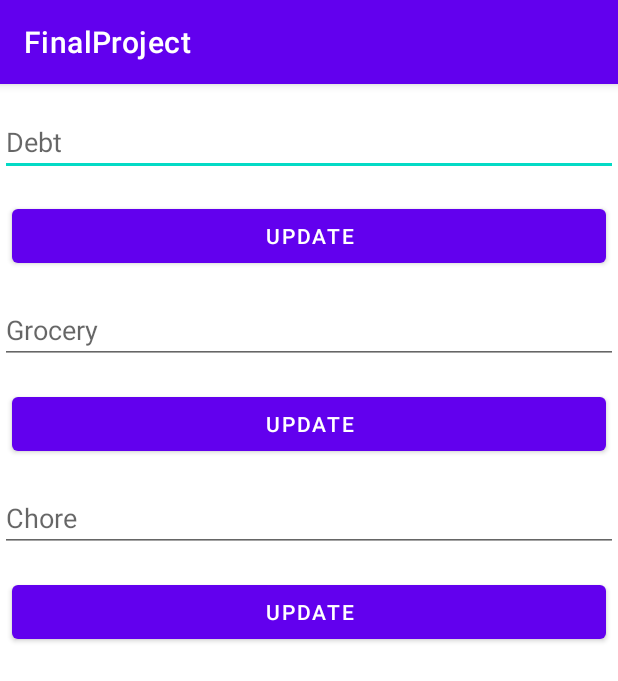
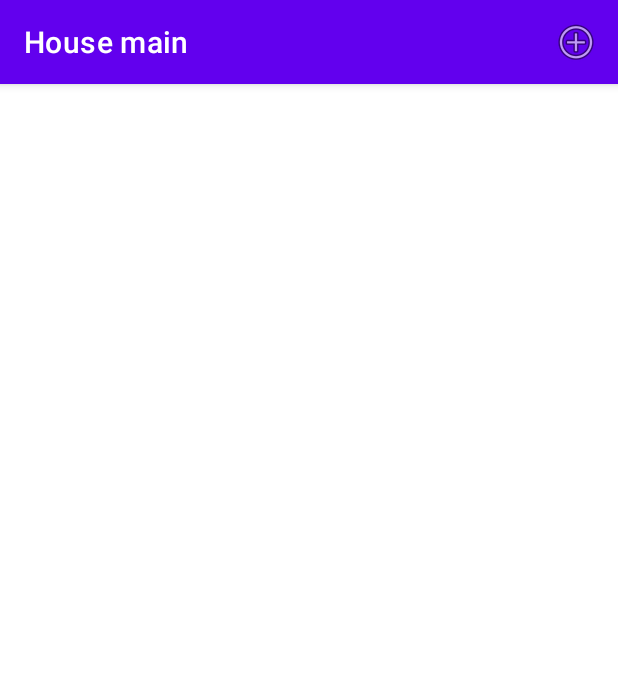
Before and after one commit to DrewBogdan/HouseApp, an Android app: the screen it shows after launch (MainActivity), on a phone screen of 412 x 824 dp. Shown: the top 681 px of the screen. Run offline under Robolectric (Android 15) with nearby library versions, the phone set to English and light mode, and no system bars; our stand-ins replace Firebase (no records; nobody signed in at launch, a user with empty details on screens opened directly).

```diff
--- a/app/build.gradle
+++ b/app/build.gradle
@@ -25,6 +25,9 @@ android {
         sourceCompatibility JavaVersion.VERSION_1_8
         targetCompatibility JavaVersion.VERSION_1_8
     }
+    buildFeatures {
+        viewBinding true
+    }
 }
 
 dependencies {
@@ -40,6 +43,8 @@ dependencies {
     implementation 'com.google.firebase:firebase-functions:19.0.2'
     implementation platform('com.google.firebase:firebase-bom:26.3.0')
     implementation 'com.google.firebase:firebase-database-ktx'
+    implementation 'androidx.navigation:navigation-fragment:2.3.5'
+    implementation 'androidx.navigation:navigation-ui:2.3.5'
     testImplementation 'junit:junit:4.+'
     androidTestImplementation 'androidx.test.ext:junit:1.1.3'
     androidTestImplementation 'androidx.test.espresso:espresso-core:3.4.0'
--- a/app/src/main/AndroidManifest.xml
+++ b/app/src/main/AndroidManifest.xml
@@ -10,6 +10,9 @@
         android:supportsRtl="true"
         android:theme="@style/Theme.FinalProject">
         <activity
+            android:name=".HouseActivity"
+            android:exported="true" />
+        <activity
             android:name=".MainActivity"
             android:exported="true">
             <intent-filter>
--- a/app/src/main/java/com/bogdan/drew/finalproject/MainActivity.java
+++ b/app/src/main/java/com/bogdan/drew/finalproject/MainActivity.java
@@ -1,12 +1,28 @@
 package com.bogdan.drew.finalproject;
 
+import androidx.activity.result.ActivityResult;
+import androidx.activity.result.ActivityResultCallback;
+import androidx.activity.result.ActivityResultLauncher;
+import androidx.activity.result.contract.ActivityResultContracts;
 import androidx.annotation.NonNull;
 import androidx.annotation.Nullable;
 import androidx.appcompat.app.AppCompatActivity;
+import androidx.recyclerview.widget.LinearLayoutManager;
+import androidx.recyclerview.widget.RecyclerView;
 
+import android.app.Activity;
+import android.app.AlertDialog;
+import android.content.DialogInterface;
+import android.content.Intent;
 import android.os.Bundle;
 import android.util.Log;
+import android.view.ActionMode;
+import android.view.LayoutInflater;
+import android.view.Menu;
+import android.view.MenuInflater;
+import android.view.MenuItem;
 import android.view.View;
+import android.view.ViewGroup;
 import android.widget.Button;
 import android.widget.EditText;
 import android.widget.TextView;
@@ -18,92 +34,131 @@ import com.google.firebase.database.DatabaseError;
 import com.google.firebase.database.DatabaseReference;
 import com.google.firebase.database.FirebaseDatabase;
 
+import java.util.ArrayList;
+import java.util.List;
+
 public class MainActivity extends AppCompatActivity {
-
-    private FirebaseDatabase FirebaseDatabase;
-    private DatabaseReference GroceryListDatabaseReference;
-    private DatabaseReference DebtListDatabaseReference;
-    private DatabaseReference ChoresListDatabaseReference;
-    private DatabaseReference DebtNameListDatabaseReference;
-    private DatabaseReference HouseListDatabaseReference;
-    public final String TAG = "demoTAG";
-
+    CustomAdapter adapter = new CustomAdapter();
+    ActivityResultLauncher<Intent> launcher;
+    ArrayList<Integer> codeList;
+    List<House> houseList = new ArrayList<>();
     @Override
     protected void onCreate(Bundle savedInstanceState) {
         super.onCreate(savedInstanceState);
         setContentView(R.layout.activity_main);
+        setTitle("House main");
+        if(savedInstanceState != null)
+            codeList = savedInstanceState.getIntegerArrayList("codeList");
+        else
+            codeList = new ArrayList<>();
+        // TODO: assign codes to create house objects and insert them
+        RecyclerView recyclerView = findViewById(R.id.houseRecyclerView);
+        RecyclerView.LayoutManager layoutManager = new LinearLayoutManager(this);
+        recyclerView.setLayoutManager(layoutManager);
+        recyclerView.setAdapter(adapter);
 
-        FirebaseDatabase = FirebaseDatabase.getInstance();
-        HouseListDatabaseReference = FirebaseDatabase.getReference().child("House");
-        GroceryListDatabaseReference = HouseListDatabaseReference.child("GroceryList");
-        DebtListDatabaseReference = HouseListDatabaseReference.child("DebtList");
-        ChoresListDatabaseReference = HouseListDatabaseReference.child("ChoresList");
-        DebtNameListDatabaseReference = DebtListDatabaseReference.child("DebtName");
+        launcher = registerForActivityResult(new ActivityResultContracts.StartActivityForResult(), new ActivityResultCallback<ActivityResult>() {
+            @Override
+            public void onActivityResult(ActivityResult result) {
+                if(result.getResultCode() == Activity.RESULT_OK) {
+                    Intent data = result.getData();
+                    assert data != null;
+                    int code = data.getIntExtra("code", -1);
+                    codeList.add(code);
 
-        HouseListDatabaseReference.child("ID").push().setValue("1");
+                }
+            }
+        });
+    }
 
-        GroceryList listTest = new GroceryList(HouseListDatabaseReference);
+    @Override
+    protected void onSaveInstanceState(@NonNull Bundle outState) {
+        super.onSaveInstanceState(outState);
+        outState.putIntegerArrayList("codeList", codeList);
+    }
 
-        Button button = findViewById(R.id.button);
-        EditText editText = findViewById(R.id.editText);
-        button.setOnClickListener(new View.OnClickListener() {
+    class CustomAdapter extends RecyclerView.Adapter<CustomAdapter.CustomViewHolder> {
+
+
+        class CustomViewHolder extends RecyclerView.ViewHolder implements View.OnClickListener, View.OnLongClickListener {
+
+            TextView title;
+            public CustomViewHolder(@NonNull View itemView) {
+                super(itemView);
+                title = findViewById(R.id.houseCardTitle);
+
+                itemView.setOnClickListener(this);
+                itemView.setOnLongClickListener(this);
+            }
+
             @Override
             public void onClick(View view) {
-//                String text = editText.getText().toString();
-//                DebtNameListDatabaseReference.push().setValue(text);
-                listTest.update(1, new Grocery(new User("Drew", HouseListDatabaseReference), "george", HouseListDatabaseReference.getRef()));
+                House house = houseList.get(getAdapterPosition());
+                // house.get id
+                // TODO: start intent to open house main activity using the code
             }
-        });
 
-        Button button2 = findViewById(R.id.button2);
-        EditText editText2 = findViewById(R.id.editText2);
-        button2.setOnClickListener(new View.OnClickListener() {
             @Override
-            public void onClick(View view) {
-                String text = editText2.getText().toString();
-                Grocery gry1 = new Grocery(new User("Drew", HouseListDatabaseReference), text, HouseListDatabaseReference.getRef());
-                listTest.insert(gry1);
+            public boolean onLongClick(View view) {
+                AlertDialog.Builder builder = new AlertDialog.Builder(MainActivity.this);
+                builder.setTitle("Delete house").setMessage("You are about to delete a house").setNegativeButton("Dismiss", null)
+                        .setPositiveButton("Delete", new DialogInterface.OnClickListener() {
+                            @Override
+                            public void onClick(DialogInterface dialogInterface, int i) {
+                                // TODO: delete house item "houseCode"
+                                //houseList.remove(getAdapterPosition());
+                                adapter.notifyDataSetChanged();
+                            }
+                        });
+                builder.show();
+                return true;
             }
-        });
 
-        Button button3 = findViewById(R.id.button3);
-        EditText editText3 = findViewById(R.id.editText3);
-        button3.setOnClickListener(new View.OnClickListener() {
-            @Override
-            public void onClick(View view) {
-//                String text = editText3.getText().toString();
-//                ChoresListDatabaseReference.push().setValue(text);
-                listTest.deleteAll();
+            public void updateView(House house) {
+                //TODO: update the house with main attributes
+                //TODO: include code
+//                title.setText();
+//                address.setText(place.getVicinity());
             }
-        });
 
-//        ChildEventListener childEventListener = new ChildEventListener() {
-//            @Override
-//            public void onChildAdded(@NonNull DataSnapshot dataSnapshot, @Nullable String s) {
-//                String message = "no input";
-//                message = dataSnapshot.getValue(String.class);
-//            }
-//
-//            @Override
-//            public void onChildChanged(@NonNull DataSnapshot dataSnapshot, @Nullable String s) {
-//            }
-//
-//            @Override
-//            public void onChildRemoved(@NonNull DataSnapshot dataSnapshot) {
-//
-//            }
-//
-//            @Override
-//            public void onChildMoved(@NonNull DataSnapshot dataSnapshot, @Nullable String s) {
-//
-//            }
-//
-//            @Override
-//            public void onCancelled(@NonNull DatabaseError databaseError) {
-//
-//            }
-//        };
-//        GroceryListDatabaseReference.addChildEventListener(childEventListener);
 
+        }
+
+        @NonNull
+        @Override
+        public CustomViewHolder onCreateViewHolder(@NonNull ViewGroup parent, int viewType) {
+            View view = LayoutInflater.from(MainActivity.this)
+                    .inflate(R.layout.house_card_view, parent, false);
+            return new CustomViewHolder(view);
+        }
+
+        @Override
+        public void onBindViewHolder(@NonNull CustomViewHolder holder, int position) {
+            House house = houseList.get(position);
+            holder.updateView(house);
+        }
+
+        @Override
+        public int getItemCount() {
+            return houseList.size();
+        }
+    }
+
+    @Override
+    public boolean onCreateOptionsMenu(Menu menu) {
+        MenuInflater menuInflater = getMenuInflater();
+        menuInflater.inflate(R.menu.menu_main, menu);
+        return super.onCreateOptionsMenu(menu);
+    }
+
+    @Override
+    public boolean onOptionsItemSelected(@NonNull MenuItem item) {
+        switch (item.getItemId()) {
+            case R.id.house_add:
+                Intent intent = new Intent(MainActivity.this, HouseActivity.class);
+                launcher.launch(intent);
+                break;
+        }
+        return super.onOptionsItemSelected(item);
     }
 }
--- a/app/src/main/res/layout/activity_main.xml
+++ b/app/src/main/res/layout/activity_main.xml
@@ -4,73 +4,16 @@
     xmlns:tools="http://schemas.android.com/tools"
     android:layout_width="match_parent"
     android:layout_height="match_parent"
-    tools:context=".MainActivity">
+    tools:context=".MainActivity"
+    >
 
-    <EditText
-        android:id="@+id/editText"
+    <androidx.recyclerview.widget.RecyclerView
+        android:id="@+id/houseRecyclerView"
         android:layout_width="0dp"
-        android:layout_height="wrap_content"
-        android:layout_marginTop="16dp"
-        android:hint="Debt"
-        app:layout_constraintLeft_toLeftOf="parent"
-        app:layout_constraintRight_toRightOf="parent"
-        app:layout_constraintTop_toTopOf="parent" />
-
-    <Button
-        android:id="@+id/button"
-        android:layout_width="0dp"
-        android:layout_height="48dp"
-        android:layout_marginStart="8dp"
-        android:layout_marginTop="16dp"
-        android:layout_marginEnd="8dp"
-        android:text="Update"
+        android:layout_height="0dp"
+        app:layout_constraintBottom_toBottomOf="parent"
         app:layout_constraintEnd_toEndOf="parent"
         app:layout_constraintStart_toStartOf="parent"
-        app:layout_constraintTop_toBottomOf="@+id/editText" />
-
-    <EditText
-        android:id="@+id/editText2"
-        android:layout_width="0dp"
-        android:layout_height="wrap_content"
-        android:layout_marginTop="16dp"
-        android:hint="Grocery"
-        app:layout_constraintLeft_toLeftOf="parent"
-        app:layout_constraintRight_toRightOf="parent"
-        app:layout_constraintTop_toBottomOf="@id/button" />
-
-    <Button
-        android:id="@+id/button2"
-        android:layout_width="0dp"
-        android:layout_height="48dp"
-        android:layout_marginStart="8dp"
-        android:layout_marginTop="16dp"
-        android:layout_marginEnd="8dp"
-        android:text="Update"
-        app:layout_constraintEnd_toEndOf="parent"
-        app:layout_constraintStart_toStartOf="parent"
-        app:layout_constraintTop_toBottomOf="@+id/editText2" />
-
-
-    <EditText
-        android:id="@+id/editText3"
-        android:layout_width="0dp"
-        android:layout_height="wrap_content"
-        android:layout_marginTop="16dp"
-        android:hint="Chore"
-        app:layout_constraintLeft_toLeftOf="parent"
-        app:layout_constraintRight_toRightOf="parent"
-        app:layout_constraintTop_toBottomOf="@id/button2" />
-
-    <Button
-        android:id="@+id/button3"
-        android:layout_width="0dp"
-        android:layout_height="48dp"
-        android:layout_marginStart="8dp"
-        android:layout_marginTop="16dp"
-        android:layout_marginEnd="8dp"
-        android:text="Update"
-        app:layout_constraintEnd_toEndOf="parent"
-        app:layout_constraintStart_toStartOf="parent"
-        app:layout_constraintTop_toBottomOf="@+id/editText3" />
-
+        app:layout_constraintTop_toTopOf="parent"
+        />
 </androidx.constraintlayout.widget.ConstraintLayout>
--- /dev/null
+++ b/app/src/main/res/menu/menu_main.xml
@@ -0,0 +1,14 @@
+<?xml version="1.0" encoding="utf-8"?>
+<menu xmlns:app="http://schemas.android.com/apk/res-auto"
+    xmlns:android="http://schemas.android.com/apk/res/android">
+
+    <item
+        android:id="@+id/house_add"
+        android:icon="@android:drawable/ic_menu_add"
+        android:title="add house"
+        app:showAsAction="always"
+        />
+
+
+
+</menu>
--- /dev/null
+++ b/app/src/main/res/values-land/dimens.xml
@@ -0,0 +1,3 @@
+<resources>
+        <dimen name="fab_margin">48dp</dimen>
+    </resources>
--- /dev/null
+++ b/app/src/main/res/values-w1240dp/dimens.xml
@@ -0,0 +1,3 @@
+<resources>
+        <dimen name="fab_margin">200dp</dimen>
+    </resources>
--- /dev/null
+++ b/app/src/main/res/values-w600dp/dimens.xml
@@ -0,0 +1,3 @@
+<resources>
+        <dimen name="fab_margin">48dp</dimen>
+    </resources>
--- /dev/null
+++ b/app/src/main/res/values/dimens.xml
@@ -0,0 +1,3 @@
+<resources>
+        <dimen name="fab_margin">16dp</dimen>
+    </resources>
--- a/app/src/main/res/values/themes.xml
+++ b/app/src/main/res/values/themes.xml
@@ -13,4 +13,10 @@
         <item name="android:statusBarColor" tools:targetApi="l">?attr/colorPrimaryVariant</item>
         <!-- Customize your theme here. -->
     </style>
+    <style name="Theme.FinalProject.NoActionBar">
+        <item name="windowActionBar">false</item>
+        <item name="windowNoTitle">true</item>
+    </style>
+    <style name="Theme.FinalProject.AppBarOverlay" parent="ThemeOverlay.AppCompat.Dark.ActionBar" />
+    <style name="Theme.FinalProject.PopupOverlay" parent="ThemeOverlay.AppCompat.Light" />
 </resources>
```
Also changed, not shown: app/src/main/java/com/bogdan/drew/finalproject/HouseActivity.java (added, +148 -0 lines), app/src/main/res/layout/activity_house.xml (added, +39 -0 lines), app/src/main/res/layout/house_card_view.xml (added, +43 -0 lines), app/src/main/res/menu/cam_menu.xml (added, +10 -0 lines), app/src/main/res/values/strings.xml (+18 -0 lines), app/src/main/res/drawable/home.png (added).
